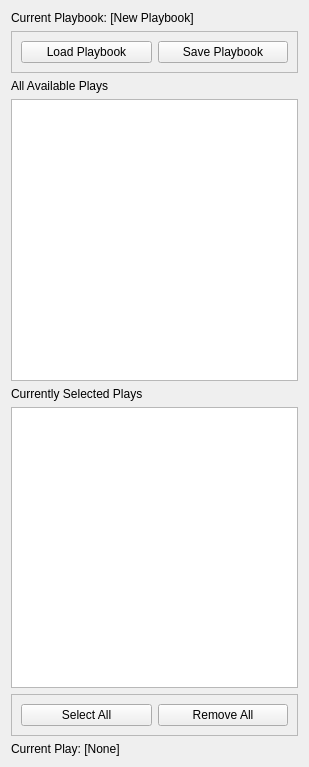
First picture: the form in soccer/ui/PlayConfigTab.ui, repository RoboJackets/robocup-software, before the edit.
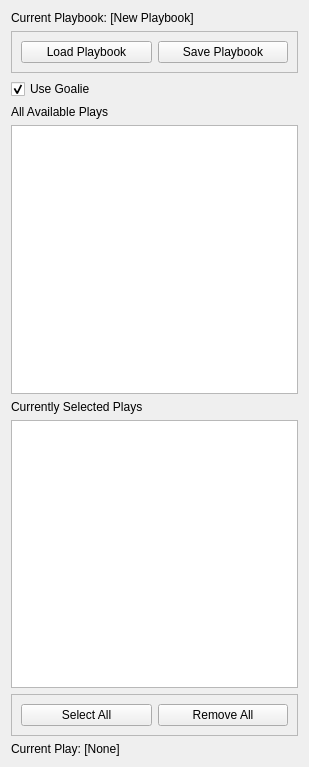
Second picture: the form after the edit.

Commit message: Added a checkbox for goalie to the play configure tab

The edit to the form file:
```diff
--- a/soccer/ui/PlayConfigTab.ui
+++ b/soccer/ui/PlayConfigTab.ui
@@ -50,6 +50,16 @@
      <zorder>btnSavePlaybook</zorder>
     </widget>
    </item>
+   <item>
+    <widget class="QCheckBox" name="chkUseGoalie">
+     <property name="text">
+      <string>Use Goalie</string>
+     </property>
+     <property name="checked">
+      <bool>true</bool>
+     </property>
+    </widget>
+   </item>
    <item>
     <widget class="QLabel" name="label">
      <property name="text">
```
Left out of the diff: 1 changed line with no effect on the pictures. The commit also changes 2 other files.
